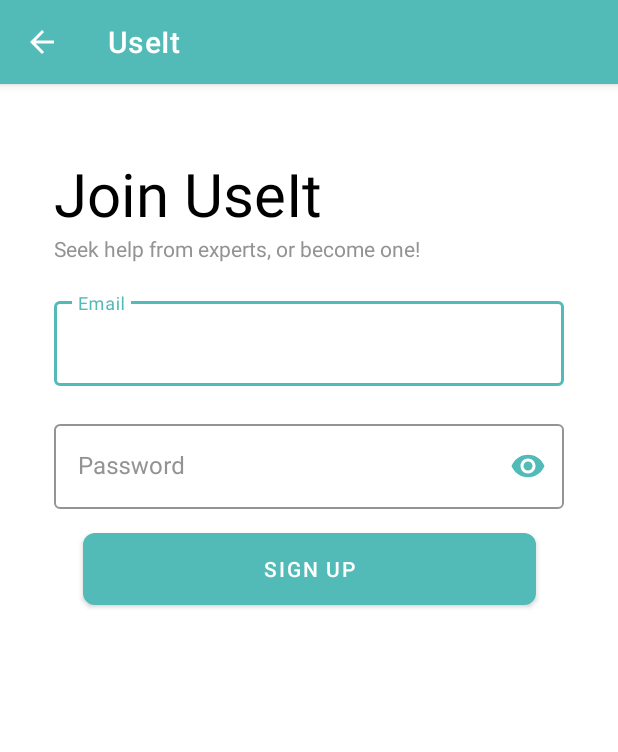
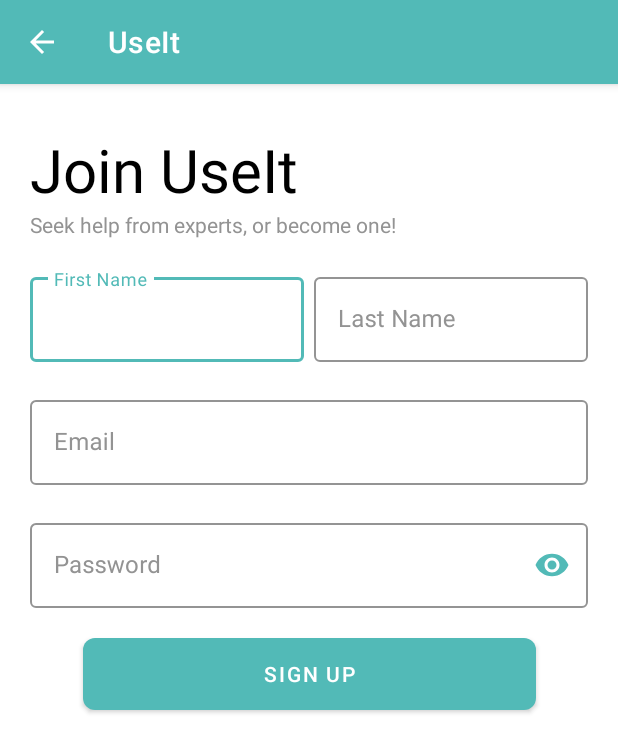
Before and after one commit to michaelchen27/UseIt, an Android app: the SignUpActivity screen opened directly, with no data from a screen before it, on a phone screen of 412 x 824 dp. Shown: the top 752 px of the screen. Run offline under Robolectric (Android 15) with nearby library versions, the phone set to English and light mode, and no system bars; our stand-ins replace Firebase (no records; nobody signed in at launch, a user with empty details on screens opened directly).

Commit message:
signup fname and lname column

```diff
--- a/app/src/main/java/umn/useit/SignUpActivity.java
+++ b/app/src/main/java/umn/useit/SignUpActivity.java
@@ -78,6 +78,7 @@ public class SignUpActivity extends AppCompatActivity {
                                     startActivity(new Intent(getApplicationContext(), HomeActivity.class));
                                 } else {
                                     Toast.makeText(SignUpActivity.this, "Register failed, please try again.", Toast.LENGTH_SHORT).show();
+                                    spinner.setVisibility(View.GONE);
                                     updateUI(null);
                                 }
                             } //onComplete()
--- a/app/src/main/res/layout/activity_signup.xml
+++ b/app/src/main/res/layout/activity_signup.xml
@@ -5,16 +5,14 @@
     android:id="@+id/container"
     android:layout_width="match_parent"
     android:layout_height="match_parent"
-    android:paddingLeft="@dimen/activity_horizontal_margin"
-    android:paddingTop="@dimen/activity_vertical_margin"
-    android:paddingRight="@dimen/activity_horizontal_margin"
-    android:background="@color/white">
+    android:background="@color/white"
+    android:layout_marginHorizontal="20dp">
 
     <TextView
         android:id="@+id/join"
         android:layout_width="wrap_content"
         android:layout_height="wrap_content"
-        app:layout_constraintLeft_toLeftOf="@id/tagline"
+        app:layout_constraintLeft_toLeftOf="@id/email_layout"
         app:layout_constraintTop_toTopOf="parent"
         app:layout_constraintBottom_toTopOf="@id/tagline"
         android:text="Join UseIt"
@@ -31,25 +29,78 @@
         app:layout_constraintTop_toBottomOf="@id/join"
         app:layout_constraintLeft_toLeftOf="@id/email_layout"/>
 
+    <LinearLayout
+        android:id="@+id/name_layout"
+        android:layout_width="match_parent"
+        android:layout_height="wrap_content"
+        android:orientation="horizontal"
+        android:layout_marginVertical="20dp"
+        app:layout_constraintTop_toBottomOf="@id/tagline"
+        app:layout_constraintBottom_toTopOf="@id/email_layout">
+
+        <com.google.android.material.textfield.TextInputLayout
+            android:id="@+id/firstname_layout"
+            android:layout_height="wrap_content"
+            android:layout_width="0dp"
+            android:layout_weight="1"
+            android:hint="First Name"
+            style="@style/Widget.MaterialComponents.TextInputLayout.OutlinedBox"
+            app:boxBackgroundColor="@color/white"
+            android:textColorHint="@color/light_grey"
+            app:boxStrokeColor="@color/teal"
+            app:boxStrokeWidth="1dp">
+
+            <com.google.android.material.textfield.TextInputEditText
+                android:id="@+id/firstname"
+                android:layout_width="match_parent"
+                android:layout_height="match_parent"
+                android:layout_marginEnd="3dp"
+                android:inputType="number"/>
+
+        </com.google.android.material.textfield.TextInputLayout>
+
+        <com.google.android.material.textfield.TextInputLayout
+            android:id="@+id/lastname_layout"
+            android:layout_height="wrap_content"
+            android:layout_width="0dp"
+            android:layout_weight="1"
+            android:hint="Last Name"
+            style="@style/Widget.MaterialComponents.TextInputLayout.OutlinedBox"
+            app:boxBackgroundColor="@color/white"
+            android:textColorHint="@color/light_grey"
+            app:boxStrokeColor="@color/teal"
+            app:boxStrokeWidth="1dp">
+
+            <com.google.android.material.textfield.TextInputEditText
+                android:id="@+id/lastname"
+                android:layout_width="match_parent"
+                android:layout_height="match_parent"
+                android:layout_marginStart="3dp"
+                android:inputType="number"/>
+
+        </com.google.android.material.textfield.TextInputLayout>
+    </LinearLayout>
+
+
     <com.google.android.material.textfield.TextInputLayout
         android:id="@+id/email_layout"
         android:layout_width="match_parent"
         android:layout_height="wrap_content"
         app:layout_constraintLeft_toLeftOf="parent"
         app:layout_constraintRight_toRightOf="parent"
-        app:layout_constraintTop_toBottomOf="@id/tagline"
+        app:layout_constraintTop_toBottomOf="@id/name_layout"
         app:layout_constraintBottom_toTopOf="@id/password_layout"
-        android:layout_marginHorizontal="20dp" android:layout_marginVertical="20dp"
         android:textSize="22sp"
+        android:hint="Email"
         style="@style/Widget.MaterialComponents.TextInputLayout.OutlinedBox"
         app:boxBackgroundColor="@color/white"
-        android:hint="Email"
         android:textColorHint="@color/light_grey"
         app:boxStrokeColor="@color/teal"
         app:boxStrokeWidth="1dp">
 
         <com.google.android.material.textfield.TextInputEditText
             android:id="@+id/email"
+            android:inputType="textEmailAddress"
             android:textColor="@color/black"
             android:layout_width="match_parent"
             android:layout_height="wrap_content" />
@@ -61,7 +112,7 @@
         android:layout_height="wrap_content"
         app:layout_constraintLeft_toLeftOf="parent"
         app:layout_constraintRight_toRightOf="parent"
-        android:layout_marginHorizontal="20dp" android:layout_marginVertical="20dp"
+        android:layout_marginVertical="20dp"
         app:layout_constraintTop_toBottomOf="@id/email_layout"
         android:textSize="22sp"
         style="@style/Widget.MaterialComponents.TextInputLayout.OutlinedBox"
@@ -86,7 +137,7 @@
         android:layout_height="wrap_content"
         android:layout_gravity="start"
         android:layout_marginStart="48dp"
-        android:layout_marginTop="16dp"
+        android:layout_marginTop="20dp"
         android:layout_marginEnd="48dp"
         android:layout_marginBottom="64dp"
         android:text="SIGN UP"
```
